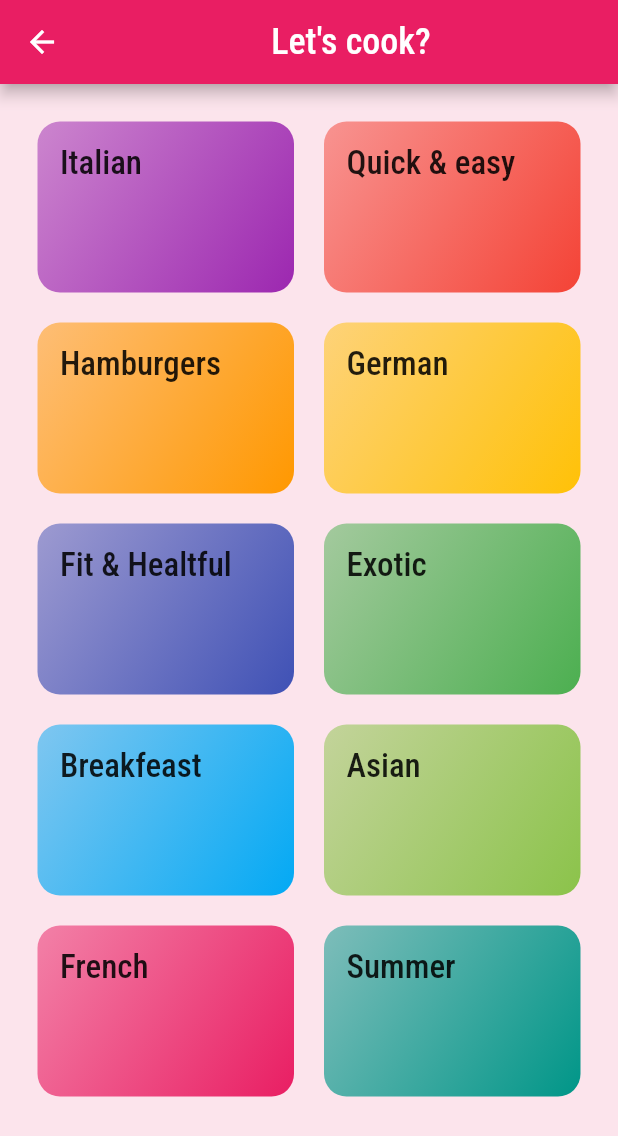
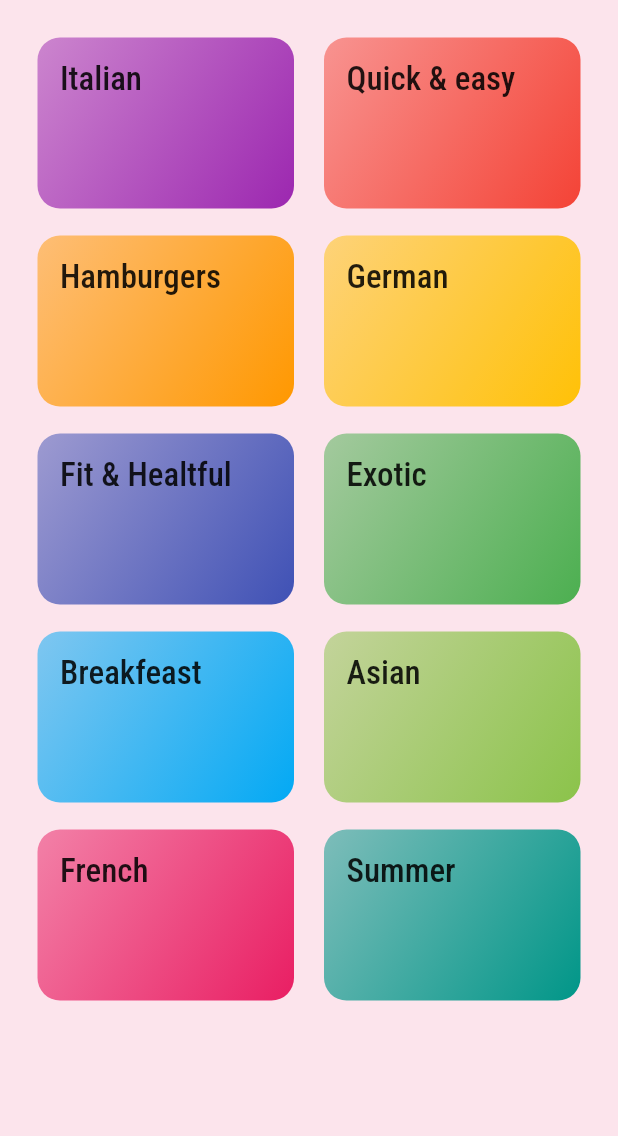
Before and after one commit to e-medeiros1/receitas_app, a Flutter app: the CategoriesScreens widget shown alone on an empty page, opened directly, on a phone screen of 412 x 824 dp. Shown: the top 1136 px of the screen. Run offline on Flutter 3.47's test engine with Material 2 defaults, Android fonts, the phone set to English and light mode, and no system bars; missing offline and left inert: collapsible_sidebar.

```diff
--- a/lib/screens/categories_screens.dart
+++ b/lib/screens/categories_screens.dart
@@ -1,5 +1,6 @@
 import 'package:flutter/material.dart';
 import 'package:receitas_app/components/category_item.dart';
+
 import 'package:receitas_app/data/dummy_data.dart';
 
 class CategoriesScreens extends StatelessWidget {
@@ -7,28 +8,19 @@ class CategoriesScreens extends StatelessWidget {
 
   @override
   Widget build(BuildContext context) {
-    return Scaffold(
-      appBar: AppBar(
-        title: const Center(
-            child: Text(
-          'Let\'s cook?',
-          style: TextStyle(fontSize: 24),
-        )),
-      ),
-      body: GridView(
+    return GridView(
       padding: const EdgeInsets.all(25),
       gridDelegate: const SliverGridDelegateWithMaxCrossAxisExtent(
         maxCrossAxisExtent: 200,
         childAspectRatio: 3 / 2,
         crossAxisSpacing: 20,
-          mainAxisSpacing: 20,
+        mainAxisSpacing: 18,
       ),
       children: DUMMY_CATEGORIES.map((cat) {
         return CategoryItens(
           category: cat,
         );
       }).toList(),
-      ),
     );
   }
 }
```
Also changed, not shown: lib/screens/favorite_screen.dart (added, +12 -0 lines). Lines whose indentation alone changed are shown as unchanged.
